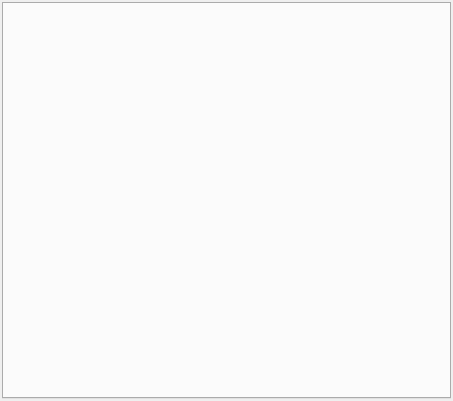
Above: apps/zxtune-qt/playlist/ui/container_view.ui from vitamin-caig/zxtune before the change. Below: the same form after it.
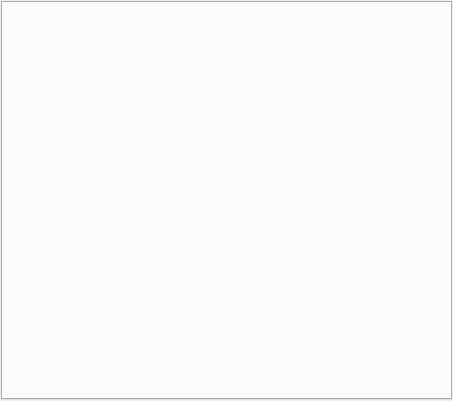
That is the form after the change. Icons and pictures are not drawn.

The edit to the form file:
```diff
--- a/apps/zxtune-qt/playlist/ui/container_view.ui
+++ b/apps/zxtune-qt/playlist/ui/container_view.ui
@@ -15,10 +15,10 @@
   </property>
   <layout class="QVBoxLayout" name="verticalLayout">
    <property name="spacing">
-    <number>2</number>
+    <number>1</number>
    </property>
    <property name="margin">
-    <number>2</number>
+    <number>1</number>
    </property>
    <item>
     <widget class="QTabWidget" name="widgetsContainer">
```
Left out of the diff: 3 changed lines with no effect on the pictures.
